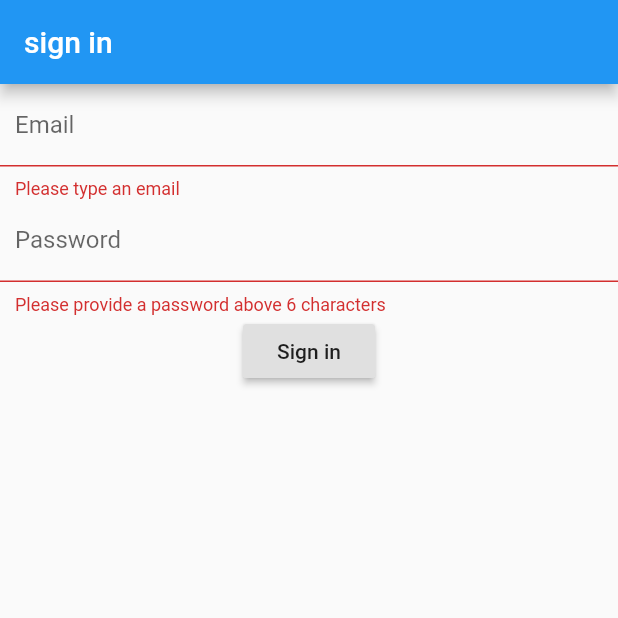
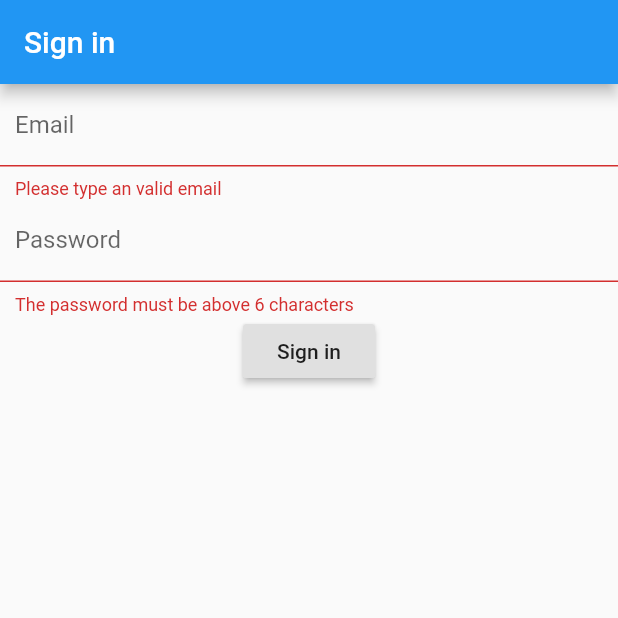
Before and after one commit to gitkshn/glb_flutter, a Flutter app: the screen it shows after launch, after a tap on "Sign in", on a phone screen of 412 x 824 dp, the top half of it. Run offline on Flutter 3.47's test engine with Material 2 defaults, Android fonts, the phone set to English and light mode, and no system bars; our stand-ins replace firebase_auth; accounts and stored records are empty.

Commit message:
Localizations and login_page fixes, Renamed HomePage to AddExercisesPage.
Localization hashmap virker ikke så godt så derfor brug ikke de samme bogstaver i starten af strengen.

```diff
--- a/lib/backend/login_page.dart
+++ b/lib/backend/login_page.dart
@@ -1,7 +1,7 @@
 import 'package:flutter/cupertino.dart';
 import 'package:flutter/material.dart';
 import 'package:firebase_auth/firebase_auth.dart';
-import 'package:training_app/pages/home.dart';
+import 'package:training_app/localization/localization.dart';
 import 'package:training_app/add_exercises_state.dart';
 
 class LoginPage extends StatefulWidget {
@@ -14,43 +14,47 @@ class _LoginPageState extends State<LoginPage> {
   final GlobalKey<FormState> _formKey = GlobalKey<FormState>();
 
   @override
-  Widget build(BuildContext context) {
+  Widget build(BuildContext buildContext) {
     return Scaffold(
       appBar: AppBar(
-        title: Text('sign in'),
+        title: Text(AppLocalizations.of(buildContext).signIn),
       ),
       body: Form(
           key: _formKey,
           child: Column(
             children: <Widget>[
+              //The email field
               TextFormField(
                 validator: (input) {
                   if (input.isEmpty || !input.contains('@')) {
-                    return 'Please type an email';
+                    return AppLocalizations.of(buildContext).typeValidEmail;
                   }
-                  return 'Email not found';
+                  return null;
                 },
                 onSaved: (input) => _email = input,
                 decoration: InputDecoration(
-                    labelText: 'Email',
+                    labelText: AppLocalizations.of(buildContext).email,
                     contentPadding: EdgeInsets.all(10)),
               ),
+              //The password field
               TextFormField(
                 validator: (input) {
                   if (input.length < 6) {
-                    return 'Please provide a password above 6 characters';
+                    return AppLocalizations.of(buildContext).invalidPassword;
                   }
-                  return 'Password does not match with email';
+                  return null;
                 },
                 onSaved: (input) => _password = input,
                 decoration: InputDecoration(
-                    labelText: 'Password',
+                    labelText: AppLocalizations.of(buildContext).password,
                     contentPadding: const EdgeInsets.all(10)),
                 obscureText: true,
               ),
               RaisedButton(
-                onPressed: () => signIn(),
-                child: Text('Sign in'),
+                onPressed: () {
+                  signIn();
+                },
+                child: Text(AppLocalizations.of(buildContext).signIn),
               )
             ],
           )),
@@ -63,18 +67,19 @@ class _LoginPageState extends State<LoginPage> {
       //retrieves the email and password field as a child of formstate
       formState.save();
       try {
-        AuthResult user = (await FirebaseAuth.instance
+        AuthResult _authResult = (await FirebaseAuth.instance
             .signInWithEmailAndPassword(email: _email, password: _password));
         //redirects to the random homepage in home.dart, delete this.
         //Navigator.push(context, MaterialPageRoute(builder: (context) => Home(currentUser: user,)));
         Navigator.push(
             context,
             MaterialPageRoute(
-                builder: (context) => HomePage(
-                      title: 'welcome ' + user.user.email,
+                builder: (context) => AddExercisesPage(
+                      title: AppLocalizations.of(context).welcome,
+                      signedInUser: _authResult.user,
                     )));
       } catch (e) {
-        print(e.toString());
+        print('Login Failed: ' + e.toString());
       }
     }
   }
--- a/lib/localization/localization.dart
+++ b/lib/localization/localization.dart
@@ -16,26 +16,57 @@ class AppLocalizations {
 
   static Map<String, Map<String, String>> _localizedValues = {
     'en': {
-      'AppBarTitle': 'Training App',
-      'testTitle': 'Længere training app name',
+      'gainsLogBook': 'Gains Log Book',
+      'signIn' : 'Sign in',
+      'email' : 'Email',
+      'password' : 'Password',
+      'typeValidEmail' : 'Please type an valid email',
+      'invalidPassword' : 'The password must be above 6 characters',
+      'welcome' : 'Welcome',
+      'chosenExercises' : 'Chosen exercises'
     },
     'dk': {
-      'AppBarTitle': 'Trænings App',
+      'gainsLogBook': 'Trænings App',
     },
 
   };
 
-  String get appBarTitle {
-    return _localizedValues[locale.languageCode]['AppBarTitle'];
-  }
-
-  String get testTitle {
-    return _localizedValues[locale.languageCode]['testTitle'];
-  }
-
   static String getLocale(BuildContext context) {
     return Localizations.localeOf(context).toString();
   }
+
+  String get gainsLogBook {
+    return _localizedValues[locale.languageCode]['gainsLogBook'];
+  }
+
+  String get signIn {
+    return _localizedValues[locale.languageCode]['signIn'];
+  }
+
+  String get email {
+    return _localizedValues[locale.languageCode]['email'];
+  }
+
+  String get password {
+    return _localizedValues[locale.languageCode]['password'];
+  }
+
+  String get typeValidEmail {
+    return _localizedValues[locale.languageCode]['typeValidEmail'];
+  }
+
+  String get invalidPassword {
+    return _localizedValues[locale.languageCode]['invalidPassword'];
+  }
+
+  String get welcome {
+    return _localizedValues[locale.languageCode]['welcome'];
+  }
+
+  String get chosenExercises {
+    return _localizedValues[locale.languageCode]['chosenExercises'];
+  }
+
 }
 
 class AppLocalizationsDelegate extends LocalizationsDelegate<AppLocalizations> {
@@ -43,7 +74,6 @@ class AppLocalizationsDelegate extends LocalizationsDelegate<AppLocalizations> {
 
   @override
   bool isSupported(Locale locale) => ['en', 'dk'].contains(locale.languageCode);
-
 
   @override
   Future<AppLocalizations> load(Locale locale) {
--- a/lib/main.dart
+++ b/lib/main.dart
@@ -11,7 +11,7 @@ class MyApp extends StatelessWidget {
   @override
   Widget build(BuildContext context) {
     return MaterialApp(
-      onGenerateTitle: (BuildContext context) => AppLocalizations.of(context).appBarTitle,
+      onGenerateTitle: (BuildContext context) => AppLocalizations.of(context).gainsLogBook,
       localizationsDelegates: [
         const AppLocalizationsDelegate(),
         GlobalMaterialLocalizations.delegate,
```
Also changed, not shown: lib/add_exercises_state.dart (+14 -7 lines).
